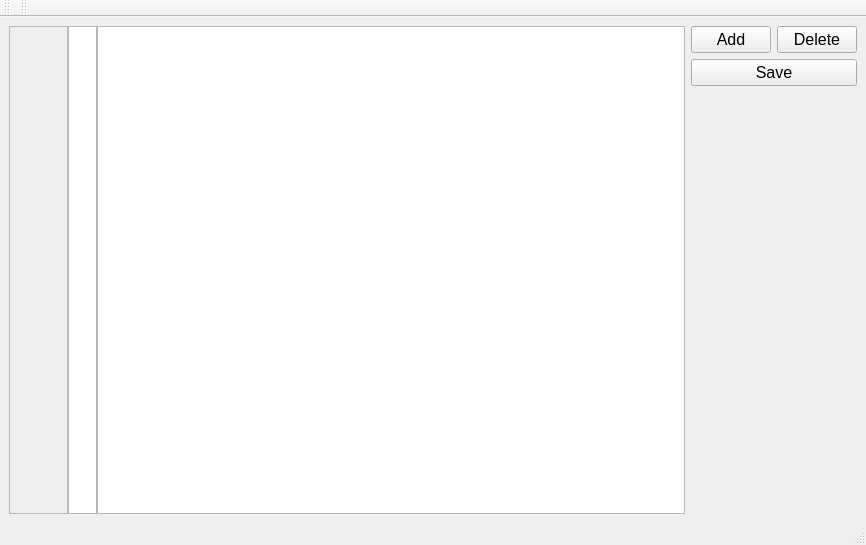
won-jong-wan/USB-Macro, file app0.0/mainwindow.ui: the form before one commit.
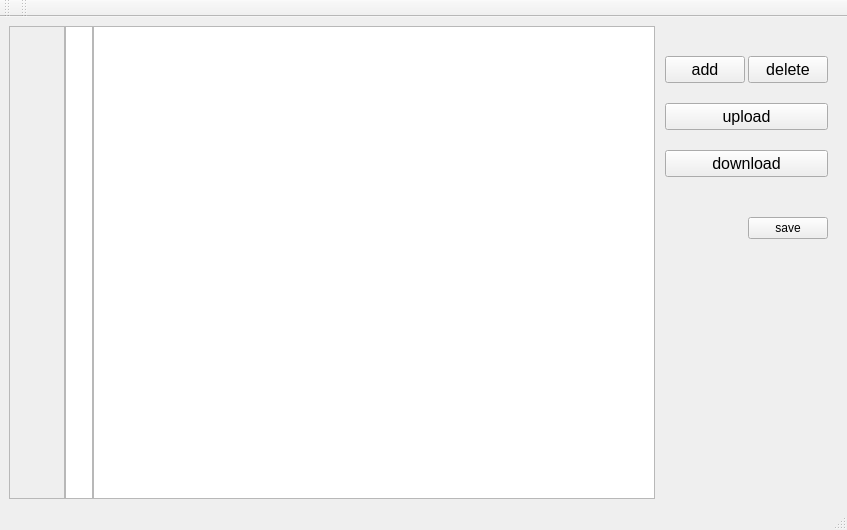
The form after the commit.

Diff of the .ui file:
```diff
--- a/app0.0/mainwindow.ui
+++ b/app0.0/mainwindow.ui
@@ -6,19 +6,19 @@
    <rect>
     <x>0</x>
     <y>0</y>
-    <width>866</width>
-    <height>545</height>
+    <width>847</width>
+    <height>530</height>
    </rect>
   </property>
   <property name="windowTitle">
    <string>MainWindow</string>
   </property>
   <widget class="QWidget" name="centralwidget">
-   <layout class="QVBoxLayout" name="verticalLayout_3">
+   <layout class="QHBoxLayout" name="horizontalLayout_6">
     <item>
      <layout class="QHBoxLayout" name="horizontalLayout">
       <item>
-       <layout class="QHBoxLayout" name="horizontalLayout_2" stretch="2,1,20">
+       <layout class="QHBoxLayout" name="horizontalLayout_2" stretch="2,1,20,0">
         <property name="spacing">
          <number>0</number>
         </property>
@@ -90,12 +90,30 @@
           </property>
          </widget>
         </item>
-       </layout>
-      </item>
       <item>
-       <layout class="QVBoxLayout" name="verticalLayout" stretch="1,1,6">
+         <layout class="QVBoxLayout" name="verticalLayout" stretch="0,0,0">
+          <property name="leftMargin">
+           <number>10</number>
+          </property>
+          <property name="topMargin">
+           <number>30</number>
+          </property>
+          <property name="rightMargin">
+           <number>10</number>
+          </property>
+          <property name="bottomMargin">
+           <number>30</number>
+          </property>
         <item>
-         <layout class="QHBoxLayout" name="horizontalLayout_3">
+           <layout class="QVBoxLayout" name="verticalLayout_2">
+            <property name="spacing">
+             <number>20</number>
+            </property>
+            <item>
+             <layout class="QHBoxLayout" name="horizontalLayout_4">
+              <property name="spacing">
+               <number>3</number>
+              </property>
           <item>
            <widget class="QPushButton" name="pushButton_2">
             <property name="font">
@@ -104,7 +122,7 @@
              </font>
             </property>
             <property name="text">
-             <string>Add</string>
+                 <string>add</string>
             </property>
            </widget>
           </item>
@@ -116,14 +134,12 @@
              </font>
             </property>
             <property name="text">
-             <string>Delete</string>
+                 <string>delete</string>
             </property>
            </widget>
           </item>
          </layout>
         </item>
-        <item>
-         <layout class="QHBoxLayout" name="horizontalLayout_4">
           <item>
            <widget class="QPushButton" name="pushButton_3">
             <property name="font">
@@ -132,7 +148,46 @@
              </font>
             </property>
             <property name="text">
-             <string>Save</string>
+               <string>upload</string>
+              </property>
+             </widget>
+            </item>
+            <item>
+             <widget class="QPushButton" name="downloadBtn">
+              <property name="font">
+               <font>
+                <pointsize>12</pointsize>
+               </font>
+              </property>
+              <property name="text">
+               <string>download</string>
+              </property>
+             </widget>
+            </item>
+           </layout>
+          </item>
+          <item>
+           <layout class="QHBoxLayout" name="horizontalLayout_3">
+            <property name="topMargin">
+             <number>40</number>
+            </property>
+            <item>
+             <spacer name="horizontalSpacer">
+              <property name="orientation">
+               <enum>Qt::Orientation::Horizontal</enum>
+              </property>
+              <property name="sizeHint" stdset="0">
+               <size>
+                <width>40</width>
+                <height>20</height>
+               </size>
+              </property>
+             </spacer>
+            </item>
+            <item>
+             <widget class="QPushButton" name="saveBtn">
+              <property name="text">
+               <string>save</string>
             </property>
            </widget>
           </item>
@@ -156,6 +211,8 @@
      </layout>
     </item>
    </layout>
+    </item>
+   </layout>
   </widget>
   <widget class="QMenuBar" name="menubar">
    <property name="geometry">
```
Left out of the diff: 2 changed lines with no effect on the pictures. Lines whose indentation alone changed are shown as unchanged.
